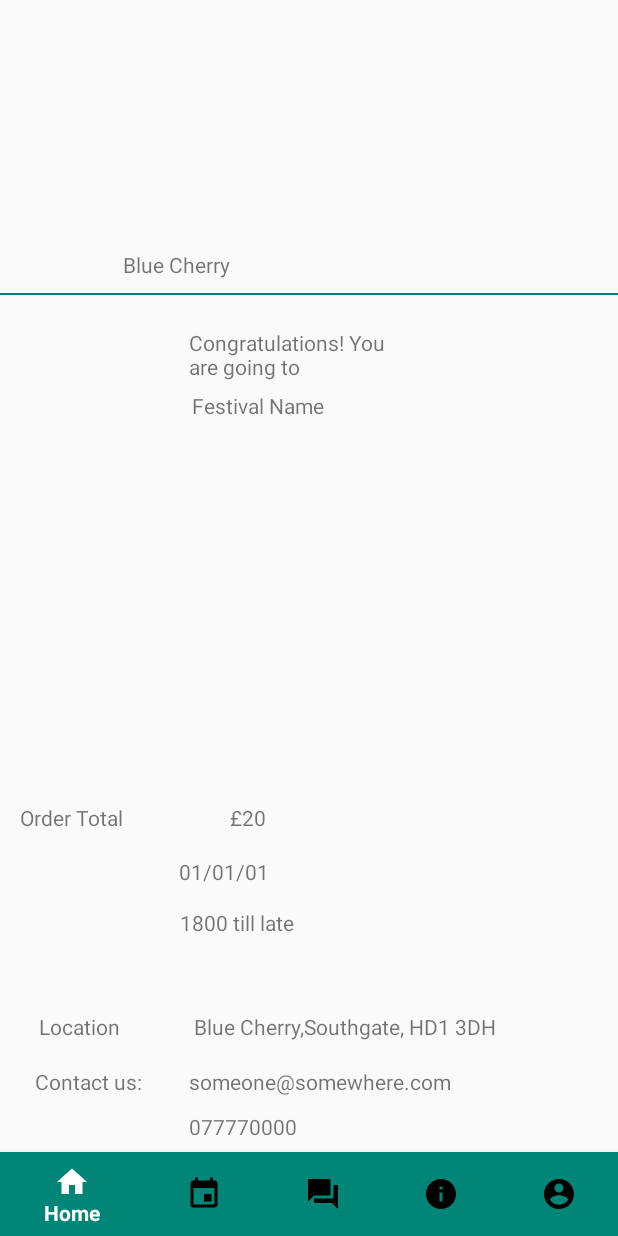
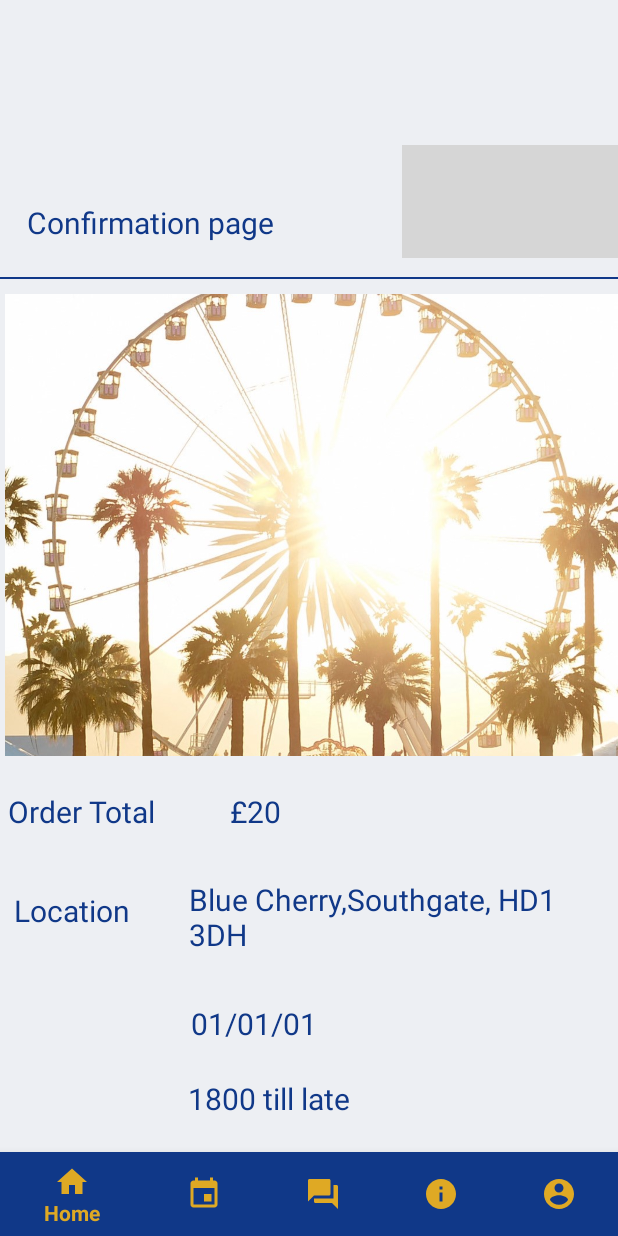
Before and after one commit to johnmaf21/Blue-cherry, an Android app: the layout activity_confirmation.xml on its own in the app's theme, with its tools: preview values and no code run, on a phone screen of 412 x 824 dp. Run offline under Robolectric (Android 15) with nearby library versions, the phone set to English and light mode, and no system bars; grey boxes are pictures that could not be loaded.

Commit message:
confirmation

```diff
--- a/app/build.gradle
+++ b/app/build.gradle
@@ -6,7 +6,7 @@ android {
     compileSdkVersion 29
     buildToolsVersion "29.0.3"
     defaultConfig {
-        applicationId "com.example.myapplication"
+        applicationId "com.example.application"
         minSdkVersion 21
         targetSdkVersion 29
         versionCode 1
--- a/app/src/main/AndroidManifest.xml
+++ b/app/src/main/AndroidManifest.xml
@@ -22,10 +22,10 @@
         <activity android:name=".Home" />
         <activity android:name=".Register" />
         <activity android:name=".SecondActivity" />
-        <activity android:name=".Confirmation"></activity>
+        <activity android:name=".IntroSlider"></activity>
         <activity android:name=".LoginActivity"></activity>
         <activity android:name=".PaymentPage"></activity>
-        <activity android:name=".IntroSlider">
+        <activity android:name=".Confirmation">
             <intent-filter>
                 <action android:name="android.intent.action.MAIN" />
 
--- a/app/src/main/java/com/example/myapplication/Confirmation.java
+++ b/app/src/main/java/com/example/myapplication/Confirmation.java
@@ -31,8 +31,6 @@ public class Confirmation extends AppCompatActivity {
     private TextView address;
     private TextView date;
     private TextView time;
-    private TextView email;
-    private TextView phone;
     private TextView totalPrice;
     private TextView festivalName;
     private CollectionReference mCollRef = FirebaseFirestore.getInstance().collection("bc_Event");
--- a/app/src/main/res/layout/activity_confirmation.xml
+++ b/app/src/main/res/layout/activity_confirmation.xml
@@ -5,15 +5,16 @@
     xmlns:tools="http://schemas.android.com/tools"
     android:layout_width="match_parent"
     android:layout_height="match_parent"
+    android:background="@color/pageBackground"
     tools:context=".Events">
 
     <com.google.android.material.bottomnavigation.BottomNavigationView
         android:layout_width="match_parent"
         android:layout_height="wrap_content"
         android:id="@+id/bottom_navigation"
-        app:itemBackground="@color/colorPrimary"
-        app:itemTextColor="@drawable/selector"
-        app:itemIconTint="@drawable/selector"
+        app:itemBackground="@color/navigationBackground"
+        app:itemTextColor="@color/icon"
+        app:itemIconTint="@color/icon"
         app:menu="@menu/menu_navigation"
         android:layout_alignParentBottom="true"/>
 
@@ -22,33 +23,37 @@
         android:layout_width="match_parent"
         android:layout_height="1dp"
         android:layout_alignParentBottom="true"
-        android:layout_marginBottom="627dp"
-        android:background="#008577" />
+        android:layout_marginBottom="638dp"
+        android:background="@color/navigationBackground" />
 
     <TextView
         android:id="@+id/appName"
-        android:layout_width="87dp"
-        android:layout_height="wrap_content"
+        android:layout_width="265dp"
+        android:layout_height="35dp"
         android:layout_alignParentStart="true"
         android:layout_alignParentEnd="true"
         android:layout_alignParentBottom="true"
-        android:layout_marginStart="82dp"
-        android:layout_marginEnd="241dp"
-        android:layout_marginBottom="638dp"
-        android:text="@string/app_name" />
+        android:layout_marginStart="18dp"
+        android:layout_marginEnd="128dp"
+        android:layout_marginBottom="654dp"
+        android:text="@string/Confirmation"
+        android:textSize="20sp"
+        android:textColor="@color/navigationBackground"/>
 
     <TextView
         android:id="@+id/date"
-        android:layout_width="194dp"
-        android:layout_height="wrap_content"
+        android:layout_width="wrap_content"
+        android:layout_height="30dp"
         android:layout_alignParentStart="true"
         android:layout_alignParentEnd="true"
         android:layout_alignParentBottom="true"
-        android:layout_marginStart="119dp"
-        android:layout_marginEnd="98dp"
-        android:layout_marginBottom="233dp"
+        android:layout_marginStart="127dp"
+        android:layout_marginEnd="73dp"
+        android:layout_marginBottom="125dp"
         android:ems="10"
-        android:text="@string/date" />
+        android:text="@string/date"
+        android:textSize="20sp"
+        android:textColor="@color/navigationBackground"/>
 
     <TextView
         android:id="@+id/time"
@@ -57,83 +62,55 @@
         android:layout_alignParentStart="true"
         android:layout_alignParentEnd="true"
         android:layout_alignParentBottom="true"
-        android:layout_marginStart="120dp"
-        android:layout_marginEnd="77dp"
-        android:layout_marginBottom="199dp"
+        android:layout_marginStart="125dp"
+        android:layout_marginEnd="72dp"
+        android:layout_marginBottom="78dp"
         android:ems="10"
-        android:text="@string/time" />
+        android:text="@string/time"
+        android:textSize="20sp"
+        android:textColor="@color/navigationBackground"/>
 
     <TextView
-        android:id="@+id/contactUs"
-        android:layout_width="72dp"
+        android:id="@+id/location"
+        android:layout_width="88dp"
         android:layout_height="wrap_content"
         android:layout_alignParentStart="true"
         android:layout_alignParentEnd="true"
         android:layout_alignParentBottom="true"
-        android:layout_marginStart="23dp"
-        android:layout_marginEnd="316dp"
-        android:layout_marginBottom="93dp"
-        android:text="@string/contactDetails" />
+        android:layout_marginStart="9dp"
+        android:layout_marginEnd="314dp"
+        android:layout_marginBottom="203dp"
+        android:text="@string/location"
+        android:textSize="20sp"
+        android:textColor="@color/navigationBackground"/>
 
     <TextView
-        android:id="@+id/contactEmail"
-        android:layout_width="232dp"
+        android:id="@+id/address"
+        android:layout_width="274dp"
+        android:layout_height="74dp"
+        android:layout_alignParentStart="true"
+        android:layout_alignParentEnd="true"
+        android:layout_alignParentBottom="true"
+        android:layout_marginStart="126dp"
+        android:layout_marginEnd="10dp"
+        android:layout_marginBottom="164dp"
+        android:text="@string/address"
+        android:textSize="20sp"
+        android:textColor="@color/navigationBackground"/>
+
+    <TextView
+        android:id="@+id/orderTotal"
+        android:layout_width="112dp"
         android:layout_height="wrap_content"
         android:layout_alignParentStart="true"
         android:layout_alignParentEnd="true"
         android:layout_alignParentBottom="true"
-        android:layout_marginStart="126dp"
-        android:layout_marginEnd="53dp"
-        android:layout_marginBottom="93dp"
-        android:text="@string/email" />
-
-    <TextView
-        android:id="@+id/contactPhone"
-        android:layout_width="wrap_content"
-        android:layout_height="wrap_content"
-        android:layout_alignParentStart="true"
-        android:layout_alignParentEnd="true"
-        android:layout_alignParentBottom="true"
-        android:layout_marginStart="126dp"
-        android:layout_marginEnd="67dp"
-        android:layout_marginBottom="63dp"
-        android:text="@string/phoneNumber" />
-
-    <TextView
-        android:id="@+id/location"
-        android:layout_width="75dp"
-        android:layout_height="wrap_content"
-        android:layout_alignParentStart="true"
-        android:layout_alignParentEnd="true"
-        android:layout_alignParentBottom="true"
-        android:layout_marginStart="26dp"
-        android:layout_marginEnd="310dp"
-        android:layout_marginBottom="130dp"
-        android:text="@string/location" />
-
-    <TextView
-        android:id="@+id/address"
-        android:layout_width="wrap_content"
-        android:layout_height="wrap_content"
-        android:layout_alignParentStart="true"
-        android:layout_alignParentEnd="true"
-        android:layout_alignParentBottom="true"
-        android:layout_marginStart="129dp"
-        android:layout_marginEnd="58dp"
-        android:layout_marginBottom="130dp"
-        android:text="@string/address" />
-
-    <TextView
-        android:id="@+id/orderTotal"
-        android:layout_width="95dp"
-        android:layout_height="wrap_content"
-        android:layout_alignParentStart="true"
-        android:layout_alignParentEnd="true"
-        android:layout_alignParentBottom="true"
-        android:layout_marginStart="13dp"
-        android:layout_marginEnd="302dp"
+        android:layout_marginStart="5dp"
+        android:layout_marginEnd="294dp"
         android:layout_marginBottom="269dp"
-        android:text="@string/order" />
+        android:text="@string/order"
+        android:textSize="20sp"
+        android:textColor="@color/navigationBackground"/>
 
     <TextView
         android:id="@+id/total"
@@ -145,19 +122,23 @@
         android:layout_marginStart="153dp"
         android:layout_marginEnd="135dp"
         android:layout_marginBottom="269dp"
-        android:text="@string/total" />
+        android:text="@string/total"
+        android:textSize="20sp"
+        android:textColor="@color/navigationBackground"/>
 
     <TextView
         android:id="@+id/congrats"
-        android:layout_width="130dp"
-        android:layout_height="wrap_content"
+        android:layout_width="341dp"
+        android:layout_height="50dp"
         android:layout_alignParentStart="true"
         android:layout_alignParentEnd="true"
         android:layout_alignParentBottom="true"
-        android:layout_marginStart="126dp"
-        android:layout_marginEnd="155dp"
-        android:layout_marginBottom="570dp"
-        android:text="@string/congratulations" />
+        android:layout_marginStart="7dp"
+        android:layout_marginEnd="63dp"
+        android:layout_marginBottom="569dp"
+        android:text="@string/congratulations"
+        android:textSize="24sp"
+        android:textColor="@color/navigationBackground"/>
 
     <TextView
         android:id="@+id/festivalName"
@@ -168,8 +149,10 @@
         android:layout_alignParentBottom="true"
         android:layout_marginStart="128dp"
         android:layout_marginEnd="153dp"
-        android:layout_marginBottom="527dp"
-        android:text="@string/festive" />
+        android:layout_marginBottom="536dp"
+        android:text="@string/festive"
+        android:textSize="20sp"
+        android:textColor="@color/navigationBackground"/>
 
     <ImageView
         android:id="@+id/imageView6"
@@ -185,7 +168,19 @@
         android:layout_marginBottom="320dp"
         android:adjustViewBounds="true"
         android:contentDescription="@string/todo"
-        android:scaleType="centerCrop" />
+        android:scaleType="centerCrop"
+        app:srcCompat="@drawable/coachella"/>
+
+    <ImageView
+        android:id="@+id/imageView12"
+        android:layout_width="164dp"
+        android:layout_height="75dp"
+        android:layout_alignParentEnd="true"
+        android:layout_alignParentBottom="true"
+        android:layout_marginEnd="-20dp"
+        android:layout_marginBottom="652dp"
+        android:contentDescription="@string/todo"
+        app:srcCompat="@drawable/confirm" />
 
 
 </RelativeLayout>
--- a/app/src/main/res/values/colors.xml
+++ b/app/src/main/res/values/colors.xml
@@ -3,4 +3,7 @@
     <color name="colorPrimary">#008577</color>
     <color name="colorPrimaryDark">#00574B</color>
     <color name="colorAccent">#D81B60</color>
+    <color name="navigationBackground">#103888</color>
+    <color name="icon">#DFA924</color>
+    <color name="pageBackground">#EDEFF3</color>
 </resources>
--- a/app/src/main/res/values/strings.xml
+++ b/app/src/main/res/values/strings.xml
@@ -5,8 +5,8 @@
     <string name="title_home">Home</string>
     <string name="title_dashboard">Dashboard</string>
     <string name="title_notifications">Notifications</string>
-    <string name="congratulations">Congratulations! You are going to</string>
-    <string name="festive">Festival Name</string>
+    <string name="congratulations">Its Confirmed! You are going to: </string>
+    <string name="festive">Event Name</string>
     <string name="order">Order Total</string>
     <string name="total">£20</string>
     <string name="location">Location</string>
@@ -17,5 +17,6 @@
     <string name="email">someone@somewhere.com</string>
     <string name="phoneNumber">077770000</string>
     <string name="todo">TODO</string>
+    <string name="Confirmation">Confirmation page</string>
 
 </resources>
```
Also changed, not shown: app/src/main/res/drawable/download1.jpg (deleted).
